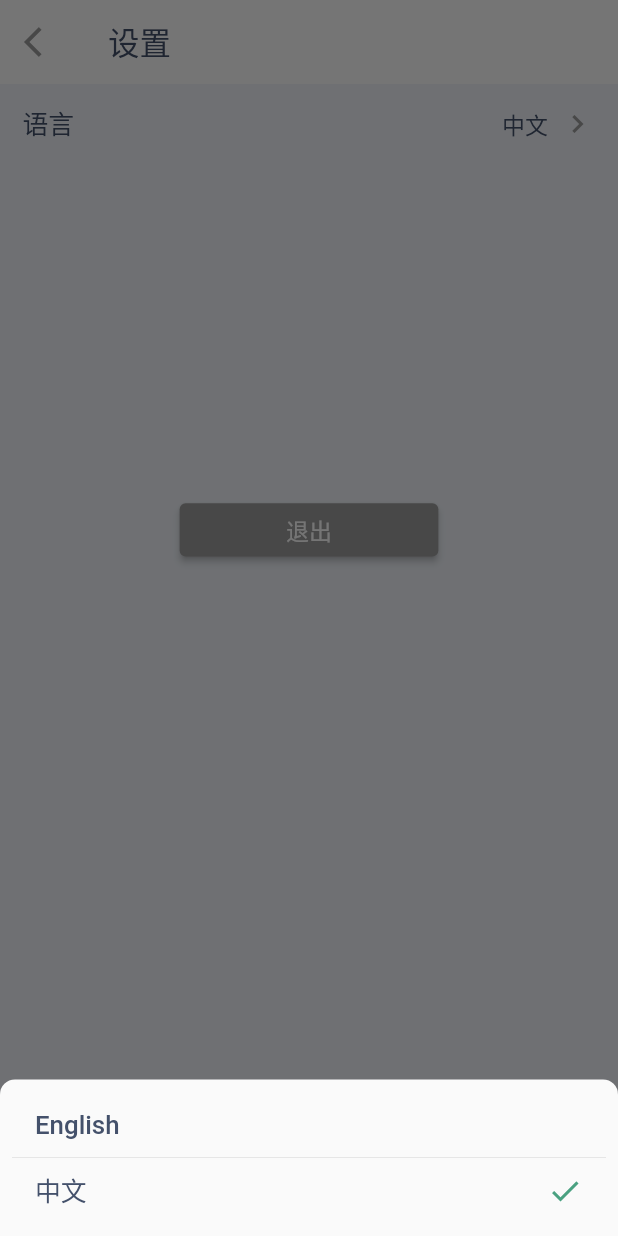
After one commit to armstrongcorner/aila, a Flutter app: the SettingPage screen opened by its route, after a tap on "语言", on a phone screen of 412 x 824 dp. The commit adds this screen. Run offline on Flutter 3.47's test engine with Material 2 defaults, Android fonts, the phone set to English and light mode, and no system bars; our stand-ins replace connectivity_plus, dio, flutter_easyloading, flutter_hooks, flutter_screenutil, flutter_svg and 9 more; accounts and stored records are empty; generated files the repository leaves out were written again; network calls fail.

Commit message:
add switch locale and logout

```diff
--- a/lib/app.dart
+++ b/lib/app.dart
@@ -1,4 +1,6 @@
+import 'package:aila/vm/misc_provider.dart';
 import 'package:flutter/material.dart';
+import 'package:flutter_easyloading/flutter_easyloading.dart';
 import 'package:flutter_screenutil/flutter_screenutil.dart';
 import 'package:hooks_riverpod/hooks_riverpod.dart';
 import 'package:flutter_localizations/flutter_localizations.dart';
@@ -26,9 +28,11 @@ class App extends HookConsumerWidget {
             GlobalCupertinoLocalizations.delegate,
           ],
           supportedLocales: L10n.supportedLocales,
+          locale: ref.watch(languageProvider),
           routeInformationParser: appRouter.routeInformationParser,
           routeInformationProvider: appRouter.routeInformationProvider,
           routerDelegate: appRouter.routerDelegate,
+          builder: EasyLoading.init(
             builder: (context, child) {
               return GestureDetector(
                 onTap: () {
@@ -41,6 +45,7 @@ class App extends HookConsumerWidget {
                 child: child,
               );
             },
+          ),
         );
       },
     );
--- a/lib/core/route/app_route.dart
+++ b/lib/core/route/app_route.dart
@@ -4,14 +4,14 @@ import 'package:go_router/go_router.dart';
 import 'package:hooks_riverpod/hooks_riverpod.dart';
 
 import '../../v/chat/chat_screen.dart';
+import '../../v/setting/setting_screen.dart';
 import 'navigation_service.dart';
 
 class RouteURL {
   static const String splash = '/';
-  static const String home = '/home';
   static const String login = '/login';
   static const String chat = '/chat';
-  static const String about = '/about';
+  static const String setting = '/setting';
   static const String url = '/url';
 }
 
@@ -37,6 +37,12 @@ final appRouterProvider = Provider<GoRouter>((ref) {
           return const ChatPage();
         },
       ),
+      GoRoute(
+        path: RouteURL.setting,
+        builder: (context, state) {
+          return const SettingPage();
+        },
+      ),
       // GoRoute(
       //   path: '${RouteURL.url}/:title/:url',
       //   builder: (context, state) {
--- a/lib/core/utils/sp_util.dart
+++ b/lib/core/utils/sp_util.dart
@@ -181,11 +181,6 @@ class SpKeys {
   static const USE_BIOMETRICS = 'use_biometrics';
   static const REMEMBER_USERNAME = 'remember_username';
   static const USERNAME = 'username';
-  static const PHONE_NUMBER = 'phone_number';
-  static const NICKNAME = 'nickname';
-  static const USER_TYPE = 'user_type';
   static const TOKEN = 'token';
-  static const LOGIN_PHONE_LIST = 'login_phone_list';
-  static const SHOW_FIRST_GUIDE = 'show_first_guide';
   static const SELECTED_LANGUAGE = 'selected_language';
 }
--- a/lib/l10n/intl_en.arb
+++ b/lib/l10n/intl_en.arb
@@ -1,5 +1,6 @@
 {
     "mainPage": "Main Page",
+    "settingPage": "Setting",
     "searchPlaceholder": "Type here",
     "searchEmptyErr": "Please type contents",
     "clearContentBtnTitle": "Clear search result",
@@ -9,5 +10,7 @@
     "usernameEmptyErr": "Username can not be empty",
     "password": "Password",
     "passwordEmptyErr": "Password can not be empty",
-    "loginBtn": "Login"
+    "loginBtn": "Login",
+    "logoutBtn": "Logout",
+    "currentLang": "Language"
 }
--- a/lib/l10n/intl_zh.arb
+++ b/lib/l10n/intl_zh.arb
@@ -1,5 +1,6 @@
 {
     "mainPage": "首页",
+    "settingPage": "设置",
     "searchPlaceholder": "请输入",
     "searchEmptyErr": "请输入交谈内容",
     "clearContentBtnTitle": "清除搜索结果",
@@ -9,5 +10,7 @@
     "usernameEmptyErr": "用户名不能为空",
     "password": "密码",
     "passwordEmptyErr": "密码不能为空",
-    "loginBtn": "登录"
+    "loginBtn": "登录",
+    "logoutBtn": "退出",
+    "currentLang": "语言"
 }
--- /dev/null
+++ b/lib/v/common_widgets/click_item.dart
@@ -0,0 +1,95 @@
+import 'package:aila/v/common_widgets/color.dart';
+import 'package:flutter/material.dart';
+import 'package:flutter_screenutil/flutter_screenutil.dart';
+
+class ClickItem extends StatelessWidget {
+  const ClickItem({
+    Key? key,
+    this.onTap,
+    required this.title,
+    this.content = '',
+    this.textAlign = TextAlign.start,
+    this.maxLines = 1,
+    this.bottomBorder = true,
+    this.padding = const EdgeInsets.fromLTRB(0, 15.0, 15.0, 15.0),
+    this.margin = const EdgeInsets.only(left: 16.0),
+    this.overrideBackgroundColor = false,
+  }) : super(key: key);
+
+  final GestureTapCallback? onTap;
+  final String title;
+  final String content;
+  final TextAlign textAlign;
+  final int maxLines;
+  final bool bottomBorder;
+  final EdgeInsets margin;
+  final EdgeInsets padding;
+  final bool overrideBackgroundColor;
+
+  @override
+  Widget build(BuildContext context) {
+    return InkWell(
+      onTap: onTap,
+      child: Container(
+        margin: margin,
+        padding: padding,
+        constraints:
+            BoxConstraints(maxHeight: double.infinity, minHeight: 50.h),
+        width: double.infinity,
+        decoration: BoxDecoration(
+            color: overrideBackgroundColor
+                ? Colors.transparent
+                : WSColor.primaryBgColor,
+            border: Border(
+              bottom: bottomBorder
+                  ? Divider.createBorderSide(context,
+                      width: 0.5, color: Colors.grey.withOpacity(0.5))
+                  : BorderSide.none,
+            )),
+        child: Row(
+          crossAxisAlignment: maxLines == 1
+              ? CrossAxisAlignment.center
+              : CrossAxisAlignment.start,
+          children: <Widget>[
+            Text(
+              title,
+              style: TextStyle(
+                color: WSColor.primaryFontColor,
+                fontSize: 18.sp,
+                fontWeight: FontWeight.w500,
+              ),
+            ),
+            const Spacer(),
+            Expanded(
+              flex: 4,
+              child: Padding(
+                padding: EdgeInsets.only(right: 8.w, left: 1.w),
+                child: Text(
+                  content,
+                  maxLines: maxLines,
+                  textAlign: maxLines == 1 ? TextAlign.right : textAlign,
+                  overflow: TextOverflow.ellipsis,
+                  style: TextStyle(
+                    color: WSColor.primaryFontColor,
+                    fontSize: 16.sp,
+                  ),
+                ),
+              ),
+            ),
+            Visibility(
+              // Hiding arrow icon when no onTap event.
+              visible: onTap == null ? false : true,
+              child: Padding(
+                padding: EdgeInsets.only(top: maxLines == 1 ? 0.0 : 2.h),
+                child: const Icon(
+                  Icons.keyboard_arrow_right,
+                  color: Colors.grey,
+                ),
+              ),
+            )
+          ],
+        ),
+      ),
+    );
+  }
+}
--- a/lib/v/common_widgets/color.dart
+++ b/lib/v/common_widgets/color.dart
@@ -5,4 +5,5 @@ class WSColor {
 
   static const Color primaryBgColor = Color(0xFFF1F5FB);
   static const Color gptColor = Color.fromARGB(255, 74, 161, 129);
+  static const Color primaryFontColor = Color(0xFF44516B);
 }
--- /dev/null
+++ b/lib/v/setting/setting_screen.dart
@@ -0,0 +1,181 @@
+import 'package:aila/core/route/app_route.dart';
+import 'package:aila/core/utils/log.dart';
+import 'package:aila/core/utils/sp_util.dart';
+import 'package:aila/vm/misc_provider.dart';
+import 'package:aila/vm/user_provider.dart';
+import 'package:flutter/material.dart';
+import 'package:flutter_easyloading/flutter_easyloading.dart';
+import 'package:flutter_screenutil/flutter_screenutil.dart';
+import 'package:hooks_riverpod/hooks_riverpod.dart';
+
+import '../../core/session_manager.dart';
+import '../../core/use_l10n.dart';
+import '../common_widgets/click_item.dart';
+import '../common_widgets/color.dart';
+import '../common_widgets/loading_button.dart';
+
+class SettingPage extends HookConsumerWidget {
+  const SettingPage({super.key});
+
+  @override
+  Widget build(BuildContext context, WidgetRef ref) {
+    final appRoute = ref.read(appRouterProvider);
+
+    return Container(
+      color: WSColor.primaryBgColor,
+      child: SafeArea(
+        top: false,
+        left: false,
+        right: false,
+        child: Scaffold(
+          backgroundColor: WSColor.primaryBgColor,
+          appBar: AppBar(
+            title: Text(
+              useL10n().settingPage,
+              style: const TextStyle(color: WSColor.primaryFontColor),
+            ),
+            backgroundColor: Colors.white,
+            elevation: 0,
+            leading: IconButton(
+              onPressed: () {
+                appRoute.pop();
+              },
+              icon: const Icon(
+                Icons.arrow_back_ios,
+                color: Colors.grey,
+              ),
+            ),
+          ),
+          body: SizedBox(
+            width: double.infinity,
+            height: double.infinity,
+            child: Column(
+              children: [
+                ListView.builder(
+                  shrinkWrap: true,
+                  itemCount: 1,
+                  itemBuilder: (context, index) {
+                    return SizedBox(
+                      width: 1.0.sw,
+                      height: 60.h,
+                      child: ClickItem(
+                        title: useL10n(theContext: context).currentLang,
+                        margin: const EdgeInsets.all(0),
+                        padding: const EdgeInsets.only(left: 15, right: 15),
+                        content: SpUtil.getString(SpKeys.SELECTED_LANGUAGE),
+                        bottomBorder: false,
+                        onTap: () => _selectLanguage(context, ref),
+                        overrideBackgroundColor: false,
+                      ),
+                    );
+                  },
+                ),
+                const Spacer(flex: 10),
+                SizedBox(
+                  width: 180.w,
+                  height: 40.h,
+                  child: WSLoadingButton(
+                    onPressed: () async {
+                      final sessionManager = ref.read(sessionManagerProvider);
+                      sessionManager.setToken('');
+                      await SpUtil.putString(SpKeys.TOKEN, '');
+                      appRoute.go(RouteURL.login);
+                    },
+                    bgColor: Colors.grey,
+                    loading: false,
+                    child: Center(
+                        child: Text(
+                      useL10n(theContext: context).logoutBtn,
+                      style: TextStyle(
+                        color: Colors.white,
+                        fontSize: 16.sp,
+                      ),
+                    )),
+                  ),
+                ),
+                const Spacer(flex: 20),
+              ],
+            ),
+          ),
+        ),
+      ),
+    );
+  }
+
+  void _selectLanguage(BuildContext context, WidgetRef ref) {
+    final currentLanguage = SpUtil.getString(SpKeys.SELECTED_LANGUAGE);
+
+    showModalBottomSheet(
+      shape: const RoundedRectangleBorder(
+        borderRadius: BorderRadius.only(
+            topLeft: Radius.circular(10.0), topRight: Radius.circular(10.0)),
+      ),
+      context: context,
+      builder: (context) {
+        return WillPopScope(
+          onWillPop: () async {
+            return true;
+          },
+          child: Container(
+            padding: const EdgeInsets.all(8),
+            child: ListView.separated(
+              shrinkWrap: true,
+              itemCount: languageMap.keys.length,
+              separatorBuilder: (_, index) {
+                return Divider(
+                  height: 0,
+                  thickness: 0.5.h,
+                );
+              },
+              itemBuilder: (_, index) {
+                return InkWell(
+                  onTap: () {
+                    final selectLanguage = languageMap.keys.elementAt(index);
+                    Navigator.pop(context, selectLanguage);
+                  },
+                  child: Container(
+                    alignment: Alignment.centerLeft,
+                    padding: EdgeInsets.symmetric(horizontal: 16.w),
+                    height: 50.h,
+                    child: Row(
+                      children: [
+                        Expanded(
+                          child: Text(
+                            languageMap.keys.elementAt(index),
+                            style: TextStyle(
+                              color: WSColor.primaryFontColor,
+                              fontSize: 18.sp,
+                              fontWeight: FontWeight.w500,
+                            ),
+                          ),
+                        ),
+                        Opacity(
+                          opacity: currentLanguage ==
+                                  languageMap.keys.elementAt(index)
+                              ? 1
+                              : 0,
+                          child:
+                              const Icon(Icons.done, color: WSColor.gptColor),
+                        )
+                      ],
+                    ),
+                  ),
+                );
+              },
+            ),
+          ),
+        );
+      },
+    ).then((value) async {
+      if (value != null) {
+        Log.d('select language', value);
+        EasyLoading.show(
+          maskType: EasyLoadingMaskType.clear,
+        );
+        await SpUtil.putString(SpKeys.SELECTED_LANGUAGE, value);
+        ref.read(languageProvider.notifier).switchLocal(value);
+        EasyLoading.dismiss();
+      }
+    });
+  }
+}
--- a/lib/v/splash_screen.dart
+++ b/lib/v/splash_screen.dart
@@ -33,8 +33,6 @@ class SplashPage extends HookConsumerWidget {
             const Center(child: CircularProgressIndicator(color: Colors.grey)),
       ),
       success: (data) {
-        print('aaaaaa ${data?.toJson()}');
-
         return Container(color: WSColor.primaryBgColor);
       },
       error: (Object error, StackTrace stackTrace) {
--- a/lib/vm/chat_provider.dart
+++ b/lib/vm/chat_provider.dart
@@ -5,7 +5,6 @@ import 'package:aila/m/datasources/local/chat_local_data_source.dart';
 import 'package:aila/m/search_content_result_model.dart';
 import 'package:hooks_riverpod/hooks_riverpod.dart';
 
-import '../core/state/request_state_notifier.dart';
 import '../core/utils/log.dart';
 import '../m/chat_context_model.dart';
 import '../m/datasources/search_api.dart';
--- /dev/null
+++ b/lib/vm/misc_provider.dart
@@ -0,0 +1,31 @@
+import 'package:aila/core/utils/string_util.dart';
+import 'package:flutter/rendering.dart';
+import 'package:hooks_riverpod/hooks_riverpod.dart';
+
+import '../core/utils/sp_util.dart';
+
+final languageMap = {
+  'English': 'en',
+  '中文': 'zh',
+};
+
+final languageProvider = StateNotifierProvider<LanguageProvider, Locale>((ref) {
+  var language = SpUtil.getString(SpKeys.SELECTED_LANGUAGE);
+  if (isEmpty(language)) {
+    language = '中文';
+    SpUtil.putString(SpKeys.SELECTED_LANGUAGE, language);
+    Future.delayed(const Duration(milliseconds: 100));
+  }
+
+  var lan = Locale(languageMap[language]!);
+  return LanguageProvider(lan);
+});
+
+class LanguageProvider extends StateNotifier<Locale> {
+  LanguageProvider(lan) : super(lan);
+
+  Future<void> switchLocal(String lan) async {
+    state = Locale(languageMap[lan]!);
+    await SpUtil.putString(SpKeys.SELECTED_LANGUAGE, lan);
+  }
+}
--- a/pubspec.yaml
+++ b/pubspec.yaml
@@ -25,6 +25,7 @@ dependencies:
   flutter_svg: ^2.0.6
   hive: ^2.2.3
   hive_flutter: ^1.1.0
+  flutter_easyloading: ^3.0.5
 
 dev_dependencies:
   flutter_localizations:
```
Also changed, not shown: lib/v/chat/chat_screen.dart (+14 -63 lines), lib/v/chat/test_content.dart (deleted, +0 -15 lines), lib/v/common_widgets/loading.dart (added, +100 -0 lines), lib/vm/user_provider.dart (+9 -0 lines), pubspec.lock. Lines whose indentation alone changed are shown as unchanged.
